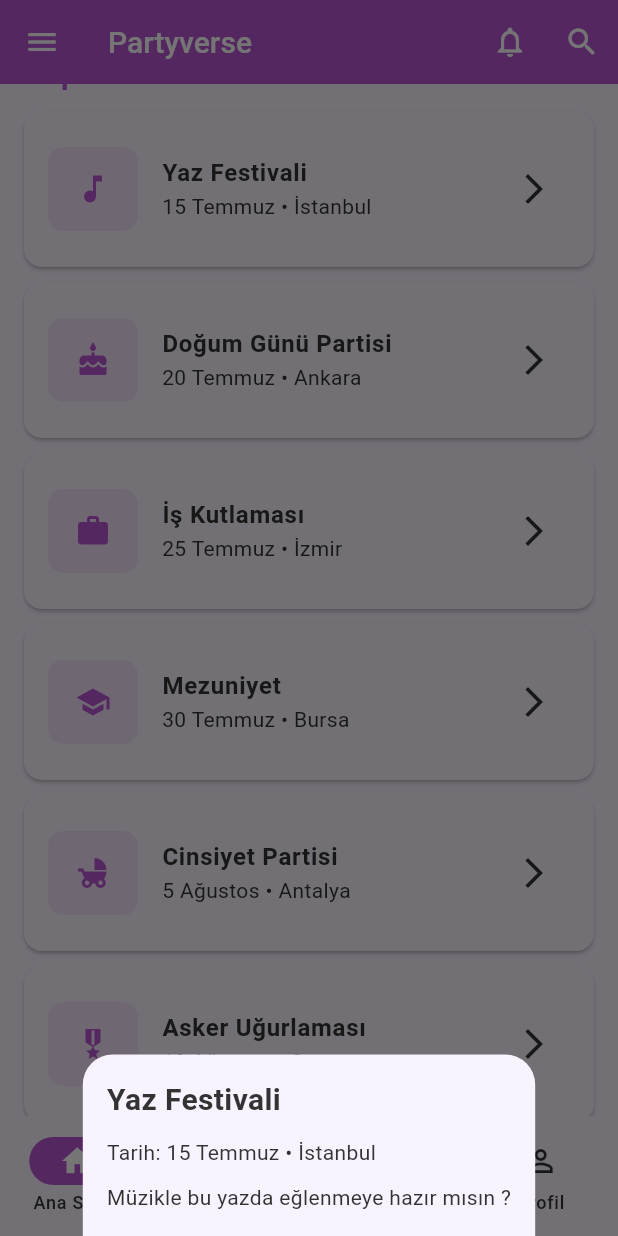
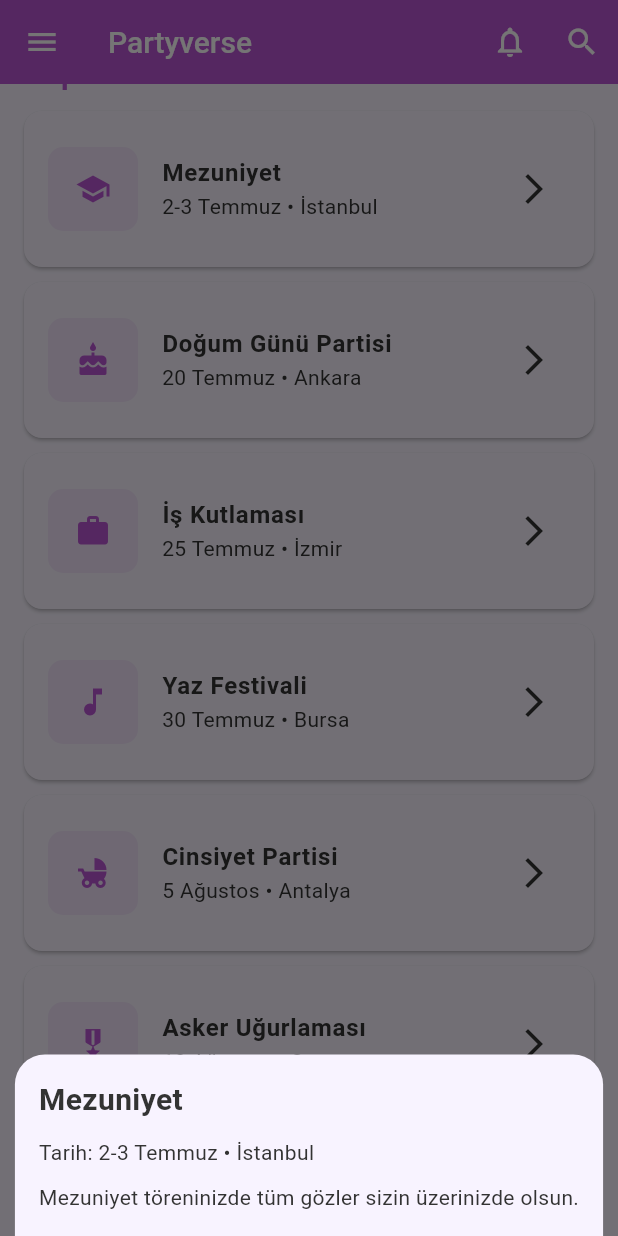
Before and after one commit to BrieflyMR/MR-Flutter, a Flutter app: the HomeScreen screen opened by its route, scrolled down 436 dp, after a tap on the "arrow forward ios" icon, on a phone screen of 412 x 824 dp. Run offline on Flutter 3.47's test engine with Material 3 defaults, Android fonts, the phone set to English and light mode, and no system bars; our stand-ins replace go_router, google_fonts, lottie; missing offline and left inert: dotlottie_loader; Roboto replaces fonts that are missing (Ubuntu).

```diff
--- a/lib/screens/home_screen.dart
+++ b/lib/screens/home_screen.dart
@@ -60,16 +60,15 @@ class _HomeScreenState extends State<HomeScreen> {
           children: [
             DrawerHeader(
   decoration: BoxDecoration(
-                color: Theme.of(context).colorScheme.primary,
+    color: Theme.of(context).colorScheme.onSurface,
   ),
   child: Column(
     mainAxisAlignment: MainAxisAlignment.center,
     children: [
-                  CircleAvatar(
+      const CircleAvatar(
         radius: 40,
-                    backgroundColor: Theme.of(context).colorScheme.onPrimary,
-                    child: Icon(Icons.person, size: 40,
-                        color: Theme.of(context).colorScheme.primary),
+        backgroundImage: AssetImage('assets/images/profile.jpg'),
+        backgroundColor: Colors.transparent,
       ),
       const SizedBox(height: 10),
       Text(
@@ -83,6 +82,7 @@ class _HomeScreenState extends State<HomeScreen> {
     ],
   ),
 ),
+
             ListTile(
               leading: const Icon(Icons.home_outlined),
               title: Text('Ana Sayfa', style: GoogleFonts.ubuntu()),
@@ -114,24 +114,66 @@ class _HomeScreenState extends State<HomeScreen> {
   margin: const EdgeInsets.only(bottom: 20),
   decoration: BoxDecoration(
     borderRadius: BorderRadius.circular(15),
-              gradient: LinearGradient(
+    gradient: const LinearGradient(
       colors: [
-                  Theme.of(context).colorScheme.primary,
-                  Theme.of(context).colorScheme.secondary,
+        Color.fromRGBO(186, 85, 211, 0.7),
+        Color.fromRGBO(165, 42, 120, 0.5),
+      ],
+      begin: Alignment.topLeft,
+      end: Alignment.bottomRight,
+    ),
+  ),
+  child: Stack(
+    children: [
+      ClipRRect(
+        borderRadius: BorderRadius.circular(15),
+        child: Opacity(
+          opacity: 0.3,
+          child: Image.asset(
+            'assets/images/mezuniyet.jpg',
+            width: double.infinity,
+            height: double.infinity,
+            fit: BoxFit.cover,
+          ),
+        ),
+      ),
+      Center(
+        child: Column(
+          mainAxisAlignment: MainAxisAlignment.center,
+          children: [
+            Text(
+              'Mezuniyet Partisi',
+              style: GoogleFonts.ubuntu(
+                fontSize: 28,
+                color: Colors.white,
+                fontWeight: FontWeight.bold,
+                shadows: [
+                  Shadow(
+                    color: Colors.black.withOpacity(0.7),
+                    blurRadius: 6,
+                    offset: const Offset(0, 2),
+                  ),
                 ],
               ),
             ),
-            child: Center(
-              child: Text(
-                '🎉 Yakındaki Partiler',
+            const SizedBox(height: 10),
+            Text(
+              '2-3 Temmuz • İstanbul',
               style: GoogleFonts.ubuntu(
-                  fontSize: 24,
-                  color: Theme.of(context).colorScheme.onPrimary,
-                  fontWeight: FontWeight.bold,
+                fontSize: 18,
+                color: Colors.white70,
+                fontWeight: FontWeight.w500,
               ),
             ),
+          ],
         ),
       ),
+    ],
+  ),
+),
+
+
+
           Text(
             'Kategoriler',
             style: GoogleFonts.ubuntu(
@@ -223,9 +265,15 @@ class _HomeScreenState extends State<HomeScreen> {
           ),
           const SizedBox(height: 10),
           ...List.generate(events.length, (index) {
-            if (selectedCategory != null &&
-                eventCategories[index] != selectedCategory) {
+            // Diğer kategorisi seçildiyse diğer1 ve diğer2 eventlerini göster
+            if (selectedCategory != null) {
+              if (selectedCategory == 'Diğer') {
+                if (!eventCategories[index].toLowerCase().startsWith('diğer')) {
                   return const SizedBox.shrink();
+                }
+              } else if (eventCategories[index] != selectedCategory) {
+                return const SizedBox.shrink();
+              }
             }
             return Card(
               margin: const EdgeInsets.only(bottom: 10),
@@ -309,15 +357,15 @@ final List<IconData> categoryIcons = [
   Icons.more_horiz
 ];
 final List<String> events = [
-  'Yaz Festivali',
+  'Mezuniyet',
   'Doğum Günü Partisi',
   'İş Kutlaması',
-  'Mezuniyet',
+  'Yaz Festivali',
   'Cinsiyet Partisi',
   'Asker Uğurlaması'
 ];
 final List<String> eventDates = [
-  '15 Temmuz • İstanbul',
+  '2-3 Temmuz • İstanbul',
   '20 Temmuz • Ankara',
   '25 Temmuz • İzmir',
   '30 Temmuz • Bursa',
@@ -325,18 +373,18 @@ final List<String> eventDates = [
   '10 Ağustos • Samsun'
 ];
 final List<String> eventCategories = [
-  'Festival',
+  'Mezuniyet',
   'Doğum Günü',
   'İş',
-  'Mezuniyet',
+  'Festival',
   'Diğer1',
   'Diğer2'
 ];
 final List<IconData> eventIcons = [
-  Icons.music_note,
+  Icons.school,
   Icons.cake,
   Icons.work,
-  Icons.school,
+  Icons.music_note,
   Icons.child_friendly,
   Icons.military_tech
 ];
```
Also changed, not shown: assets/images/profile.jpg (added), 1 other file. Lines whose indentation alone changed are shown as unchanged.
